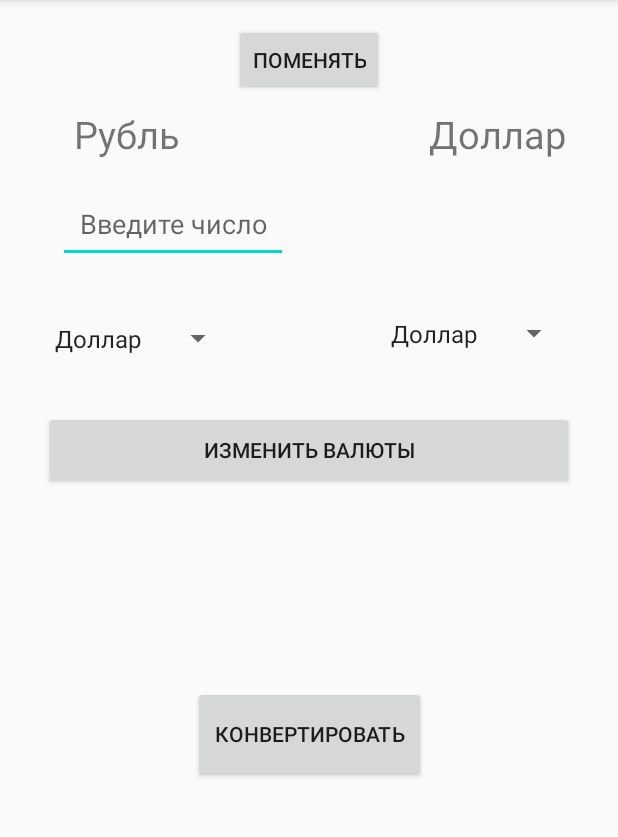
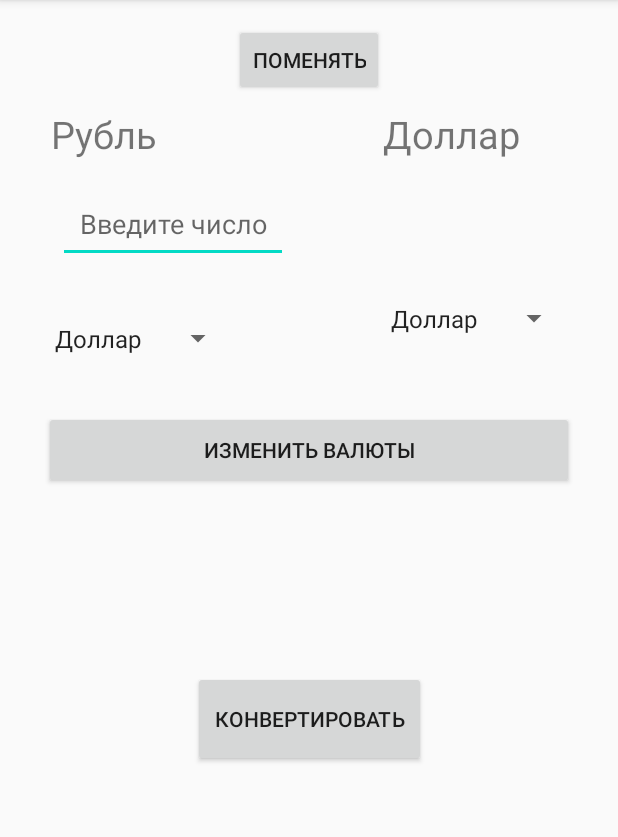
Before and after one commit to TechGolum/Convert, an Android app: the screen it shows after launch (MainActivity), on a phone screen of 412 x 824 dp, the part 84-921 px from its top. Run offline under Robolectric (Android 15) with nearby library versions, the phone set to English and light mode, and no system bars.

```diff
--- a/app/src/main/java/com/example/convert/MainActivity.kt
+++ b/app/src/main/java/com/example/convert/MainActivity.kt
@@ -63,13 +63,6 @@ class MainActivity : AppCompatActivity() {
             if(input.text.toString().isNotEmpty()) {
                 course = curs[inputName.text.toString()]!![nums_cur.indexOf(outputName.text.toString())]
                 output.text = (input.text.toString().toDouble() * course).toString()
-                if (output.text.length > 5)
-                {
-                    if(!output.text.toString().toCharArray().contains('.'))
-                        output.text = output.text.subSequence(0, 5).toString() + "E" + (output.text.length - 5).toString()
-                    else
-                        output.text = output.text.subSequence(0, 5).toString()
-                }
             }
         }
 
--- a/app/src/main/res/layout/activity_main.xml
+++ b/app/src/main/res/layout/activity_main.xml
@@ -34,7 +34,7 @@
         android:layout_width="102dp"
         android:layout_height="34dp"
         android:layout_marginTop="72dp"
-        android:layout_marginEnd="29dp"
+        android:layout_marginEnd="60dp"
         android:text="Доллар"
         android:textAlignment="center"
         android:textSize="25sp"
@@ -55,10 +55,11 @@
 
     <TextView
         android:id="@+id/output"
-        android:layout_width="169dp"
-        android:layout_height="43dp"
-        android:layout_marginTop="130dp"
-        android:layout_marginEnd="20dp"
+        android:layout_width="162dp"
+        android:layout_height="39dp"
+        android:layout_marginTop="124dp"
+        android:layout_marginEnd="28dp"
+        android:maxLength="8"
         android:textAlignment="center"
         android:textIsSelectable="false"
         android:textSize="20sp"
```
